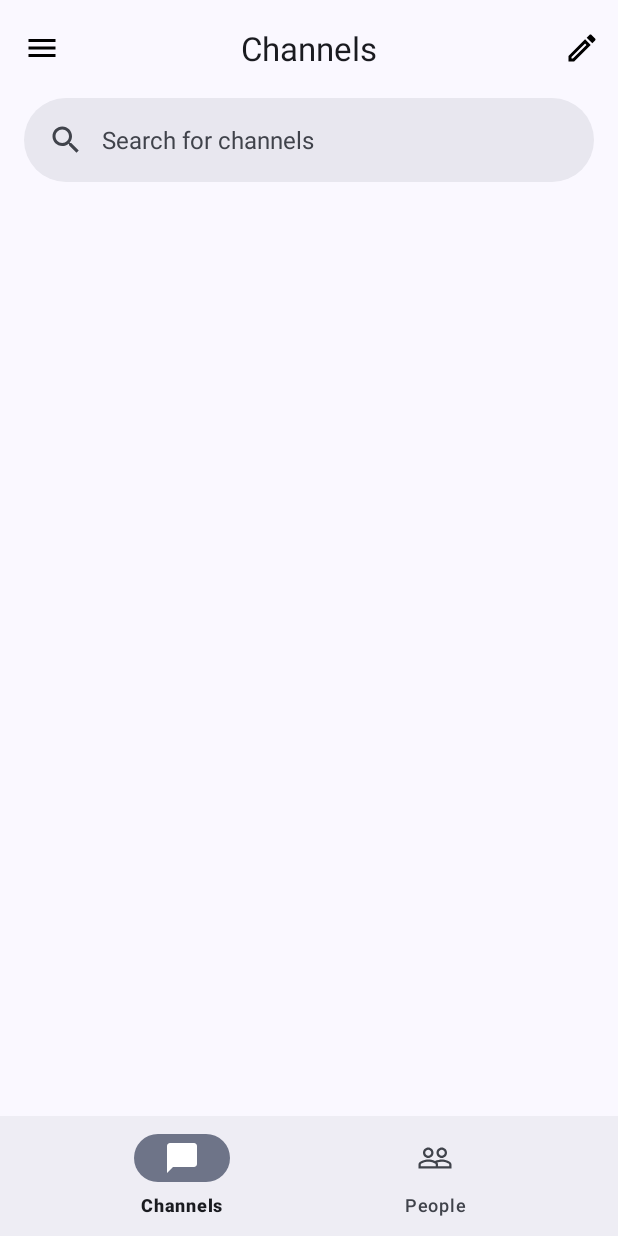
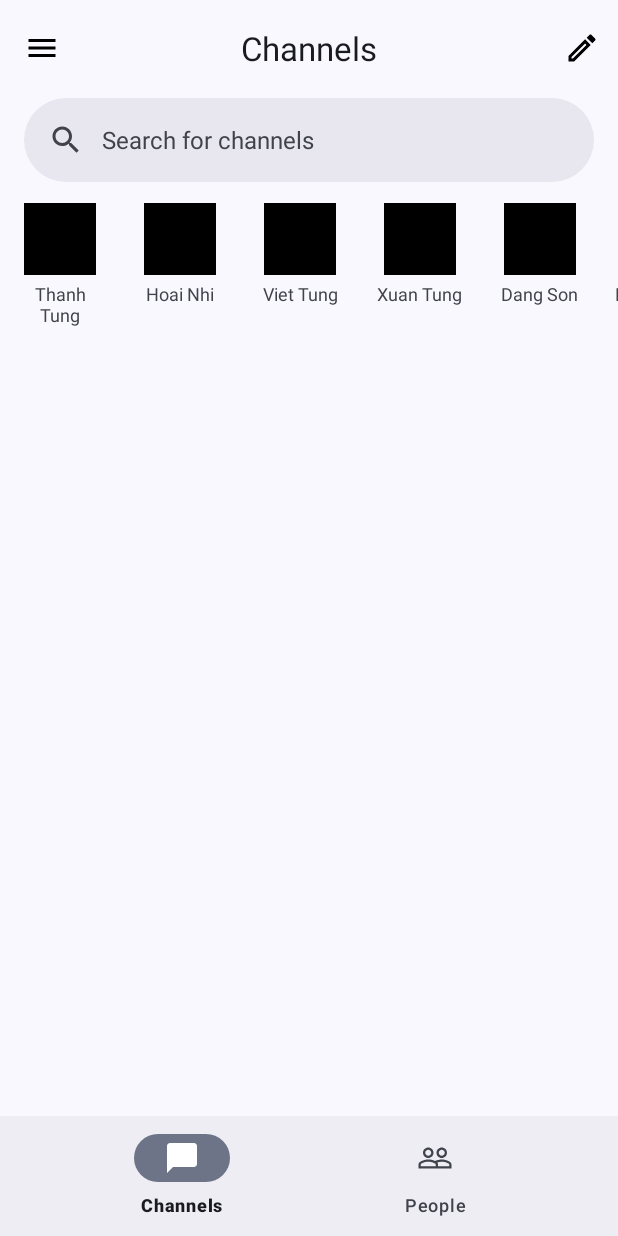
Before and after one commit to tung-ngt/androiddev-project, an Android app: the screen it shows after launch (MainActivity), on a phone screen of 412 x 824 dp. Run offline under Robolectric (Android 15) with nearby library versions, the phone set to English and light mode, and no system bars; our stand-ins replace data binding, navigation-ui.

Commit message:
create active user bar

```diff
--- /dev/null
+++ b/app/src/main/java/com/tungngt/dev/model/ActiveUser.java
@@ -0,0 +1,29 @@
+package com.tungngt.dev.model;
+
+import java.util.Objects;
+
+public class ActiveUser implements Comparable<ActiveUser> {
+    public String username;
+    public String imageUrl;
+
+    public ActiveUser(String username, String imageUrl) {
+        this.username = username;
+        this.imageUrl = imageUrl;
+    }
+
+    @Override
+    public boolean equals(Object o) {
+        if (this == o) return true;
+        if (o == null || getClass() != o.getClass()) return false;
+        ActiveUser that = (ActiveUser) o;
+        return Objects.equals(username, that.username);
+    }
+    @Override
+    public int compareTo(ActiveUser o) {
+        if (this.username.compareTo(o.username) == 0) {
+            return this.imageUrl.compareTo(o.imageUrl);
+        }
+
+        return this.username.compareTo(o.username);
+    }
+}
--- /dev/null
+++ b/app/src/main/java/com/tungngt/dev/ui/adapter/ActiveUserAdapter.java
@@ -0,0 +1,60 @@
+package com.tungngt.dev.ui.adapter;
+
+import android.view.LayoutInflater;
+import android.view.View;
+import android.view.ViewGroup;
+
+import androidx.annotation.NonNull;
+import androidx.recyclerview.widget.AsyncListDiffer;
+import androidx.recyclerview.widget.DiffUtil;
+import androidx.recyclerview.widget.RecyclerView;
+
+import com.tungngt.dev.databinding.ActiveUserItemBinding;
+import com.tungngt.dev.model.ActiveUser;
+
+public class ActiveUserAdapter extends RecyclerView.Adapter<ActiveUserAdapter.ActiveUserViewHolder> {
+    public class ActiveUserViewHolder extends RecyclerView.ViewHolder {
+        public ActiveUserItemBinding activeUserItemBinding;
+        public ActiveUserViewHolder(@NonNull ActiveUserItemBinding activeUserItemBinding) {
+            super(activeUserItemBinding.getRoot());
+            this.activeUserItemBinding = activeUserItemBinding;
+        }
+    }
+
+    private DiffUtil.ItemCallback<ActiveUser> differCallback = new DiffUtil.ItemCallback<ActiveUser>() {
+        @Override
+        public boolean areItemsTheSame(@NonNull ActiveUser oldItem, @NonNull ActiveUser newItem) {
+            return oldItem.equals(newItem);
+        }
+
+        @Override
+        public boolean areContentsTheSame(@NonNull ActiveUser oldItem, @NonNull ActiveUser newItem) {
+            return oldItem.compareTo(newItem) == 0;
+        }
+    };
+
+    public AsyncListDiffer<ActiveUser> differ = new AsyncListDiffer<ActiveUser>(this, differCallback);
+
+
+    @NonNull
+    @Override
+    public ActiveUserViewHolder onCreateViewHolder(@NonNull ViewGroup parent, int viewType) {
+        return new ActiveUserViewHolder(
+                ActiveUserItemBinding.inflate(
+                        LayoutInflater.from(parent.getContext()),
+                        parent,
+                        false
+                )
+        );
+    }
+
+    @Override
+    public void onBindViewHolder(@NonNull ActiveUserViewHolder holder, int position) {
+        holder.activeUserItemBinding.setActiveUser(differ.getCurrentList().get(position));
+    }
+
+    @Override
+    public int getItemCount() {
+        return differ.getCurrentList().size();
+    }
+}
--- /dev/null
+++ b/app/src/main/java/com/tungngt/dev/ui/fragment/ChannelFragment.java
@@ -0,0 +1,53 @@
+package com.tungngt.dev.ui.fragment;
+
+import android.os.Bundle;
+
+import androidx.annotation.NonNull;
+import androidx.fragment.app.Fragment;
+
+import android.view.LayoutInflater;
+import android.view.View;
+import android.view.ViewGroup;
+
+import com.tungngt.dev.databinding.FragmentChannelBinding;
+import com.tungngt.dev.model.ActiveUser;
+import com.tungngt.dev.ui.adapter.ActiveUserAdapter;
+
+import java.util.ArrayList;
+import java.util.List;
+
+
+public class ChannelFragment extends Fragment {
+    private FragmentChannelBinding fragmentChannelBinding;
+
+    @Override
+    public void onCreate(Bundle savedInstanceState) {
+        super.onCreate(savedInstanceState);
+        fragmentChannelBinding = FragmentChannelBinding.inflate(getLayoutInflater());
+
+        ActiveUserAdapter activeUserAdapter = new ActiveUserAdapter();
+        fragmentChannelBinding.rcActiveUser.setAdapter(activeUserAdapter);
+
+        List<ActiveUser> activeUserList = new ArrayList<>();
+        activeUserList.add(new ActiveUser("Thanh Tung", "123"));
+        activeUserList.add(new ActiveUser("Hoai Nhi", "123"));
+        activeUserList.add(new ActiveUser("Viet Tung", "123"));
+        activeUserList.add(new ActiveUser("Xuan Tung", "123"));
+        activeUserList.add(new ActiveUser("Dang Son", "123"));
+        activeUserList.add(new ActiveUser("Minh Tung ", "123"));
+        activeUserList.add(new ActiveUser("Nguyen Phan Gia Bao", "123"));
+        activeUserList.add(new ActiveUser("Ta Quang Sang", "123"));
+        activeUserList.add(new ActiveUser("Duong", "123"));
+        activeUserList.add(new ActiveUser("Minh Vu", "123"));
+        activeUserList.add(new ActiveUser("Can Trung Hieu", "123"));
+        activeUserList.add(new ActiveUser("Chu Bao Minh", "123"));
+        activeUserAdapter.differ.submitList(activeUserList);
+    }
+
+    @Override
+    public View onCreateView(@NonNull LayoutInflater inflater, ViewGroup container,
+                             Bundle savedInstanceState) {
+        return fragmentChannelBinding.getRoot();
+    }
+
+}
--- a/app/src/main/java/com/tungngt/dev/ui/fragments/PeopleFragment.java
+++ b/app/src/main/java/com/tungngt/dev/ui/fragment/PeopleFragment.java
@@ -1,4 +1,4 @@
-package com.tungngt.dev.ui.fragments;
+package com.tungngt.dev.ui.fragment;
 
 import android.os.Bundle;
 
--- a/app/src/main/java/com/tungngt/dev/ui/fragments/ChannelFragment.java
+++ /dev/null
@@ -1,34 +0,0 @@
-package com.tungngt.dev.ui.fragments;
-
-import android.os.Bundle;
-
-import androidx.annotation.NonNull;
-import androidx.fragment.app.Fragment;
-
-import android.view.LayoutInflater;
-import android.view.Menu;
-import android.view.MenuInflater;
-import android.view.View;
-import android.view.ViewGroup;
-
-import com.tungngt.dev.databinding.FragmentChannelBinding;
-
-
-public class ChannelFragment extends Fragment {
-
-    private FragmentChannelBinding fragmentChannelBinding;
-    private int index = 0;
-
-    @Override
-    public void onCreate(Bundle savedInstanceState) {
-        super.onCreate(savedInstanceState);
-        fragmentChannelBinding = FragmentChannelBinding.inflate(getLayoutInflater());
-    }
-
-    @Override
-    public View onCreateView(@NonNull LayoutInflater inflater, ViewGroup container,
-                             Bundle savedInstanceState) {
-        return fragmentChannelBinding.getRoot();
-    }
-
-}
--- /dev/null
+++ b/app/src/main/res/layout/active_user_item.xml
@@ -0,0 +1,41 @@
+<?xml version="1.0" encoding="utf-8"?>
+<layout xmlns:android="http://schemas.android.com/apk/res/android"
+    xmlns:app="http://schemas.android.com/apk/res-auto"
+    xmlns:tools="http://schemas.android.com/tools">
+
+    <data>
+
+        <variable
+            name="activeUser"
+            type="com.tungngt.dev.model.ActiveUser" />
+    </data>
+
+    <RelativeLayout
+        android:layout_width="@dimen/active_user_width"
+        android:layout_height="wrap_content"
+        android:layout_marginStart="@dimen/active_user_margin"
+        android:layout_marginEnd="@dimen/active_user_margin"
+        >
+
+        <View
+            android:id="@+id/profileImage"
+            android:layout_width="@dimen/active_user_image_size"
+            android:layout_height="@dimen/active_user_image_size"
+            android:layout_centerHorizontal="true"
+            android:background="@color/black" />
+
+        <TextView
+            android:layout_width="wrap_content"
+            android:layout_height="wrap_content"
+            android:layout_below="@id/profileImage"
+            android:layout_marginTop="@dimen/active_user_name_margin"
+            android:textSize="@dimen/active_user_text_size"
+            android:text="@{activeUser.username}"
+            android:layout_centerHorizontal="true"
+            android:textAlignment="center"
+            android:ellipsize="end"
+            android:scrollHorizontally = "true"
+            android:maxLines = "2"
+            tools:text="Long user nameeeeeeeee" />
+    </RelativeLayout>
+</layout>
--- a/app/src/main/res/layout/fragment_channel.xml
+++ b/app/src/main/res/layout/fragment_channel.xml
@@ -2,11 +2,13 @@
 
 <androidx.constraintlayout.widget.ConstraintLayout xmlns:android="http://schemas.android.com/apk/res/android"
     xmlns:app="http://schemas.android.com/apk/res-auto"
+    xmlns:tools="http://schemas.android.com/tools"
     android:layout_width="match_parent"
     android:layout_height="match_parent"
     app:layout_behavior="@string/appbar_scrolling_view_behavior">
 
     <com.google.android.material.search.SearchBar
+        android:id="@+id/search_bar"
         android:layout_width="match_parent"
         android:layout_height="wrap_content"
         android:layout_marginTop="1dp"
@@ -14,4 +16,19 @@
         app:layout_constraintEnd_toEndOf="parent"
         app:layout_constraintStart_toStartOf="parent"
         app:layout_constraintTop_toTopOf="parent" />
+
+    <androidx.recyclerview.widget.RecyclerView
+        android:id="@+id/rcActiveUser"
+        android:layout_width="match_parent"
+        android:layout_height="wrap_content"
+        app:layoutManager="androidx.recyclerview.widget.LinearLayoutManager"
+        android:orientation="horizontal"
+        app:layout_constraintTop_toBottomOf="@id/search_bar"
+        app:layout_constraintStart_toStartOf="parent"
+        app:layout_constraintEnd_toEndOf="parent"
+        android:layout_marginTop="14dp"
+        tools:itemCount="5"
+        tools:listitem="@layout/active_user_item"
+        />
+
 </androidx.constraintlayout.widget.ConstraintLayout>
--- a/app/src/main/res/layout/fragment_people.xml
+++ b/app/src/main/res/layout/fragment_people.xml
@@ -4,7 +4,7 @@
     xmlns:tools="http://schemas.android.com/tools"
     android:layout_width="match_parent"
     android:layout_height="match_parent"
-    tools:context=".ui.fragments.PeopleFragment">
+    tools:context=".ui.fragment.PeopleFragment">
 
     <TextView
         android:layout_width="wrap_content"
--- a/app/src/main/res/navigation/bottom_nav_graph.xml
+++ b/app/src/main/res/navigation/bottom_nav_graph.xml
@@ -4,14 +4,14 @@
     android:id="@+id/bottom_nav_graph"
     app:startDestination="@+id/channelFrag">
     <fragment android:id="@+id/channelFrag"
-        android:name="com.tungngt.dev.ui.fragments.ChannelFragment">
+        android:name="com.tungngt.dev.ui.fragment.ChannelFragment">
         <action
             android:id="@+id/action_homeFrag_to_peopleFrag"
             app:destination="@id/peopleFrag" />
     </fragment>
 
     <fragment android:id="@+id/peopleFrag"
-        android:name="com.tungngt.dev.ui.fragments.PeopleFragment">
+        android:name="com.tungngt.dev.ui.fragment.PeopleFragment">
         <action
             android:id="@+id/action_profileFrag_to_channelFrag"
             app:destination="@id/channelFrag" />
--- a/app/src/main/res/values/dimens.xml
+++ b/app/src/main/res/values/dimens.xml
@@ -2,4 +2,11 @@
     <!-- Default screen margins, per the Android Design guidelines. -->
     <dimen name="activity_horizontal_margin">16dp</dimen>
     <dimen name="activity_vertical_margin">16dp</dimen>
+
+    <!-- Active user -->
+    <dimen name="active_user_width">60dp</dimen>
+    <dimen name="active_user_image_size">48dp</dimen>
+    <dimen name="active_user_name_margin">4dp</dimen>
+    <dimen name="active_user_margin">10dp</dimen>
+    <dimen name="active_user_text_size">12sp</dimen>
 </resources>
```
